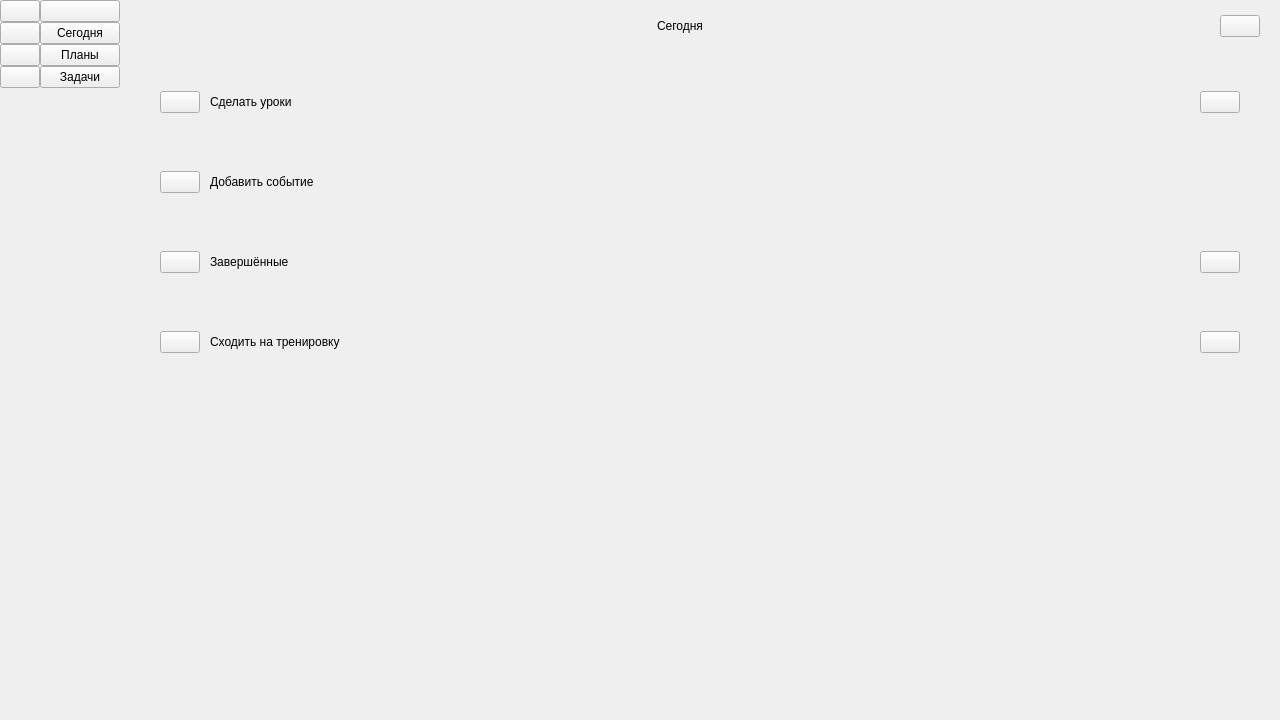
Above: mainwindow.ui from fnDxrk/ToDo_VPHAMI before the change. Below: the same form after it.
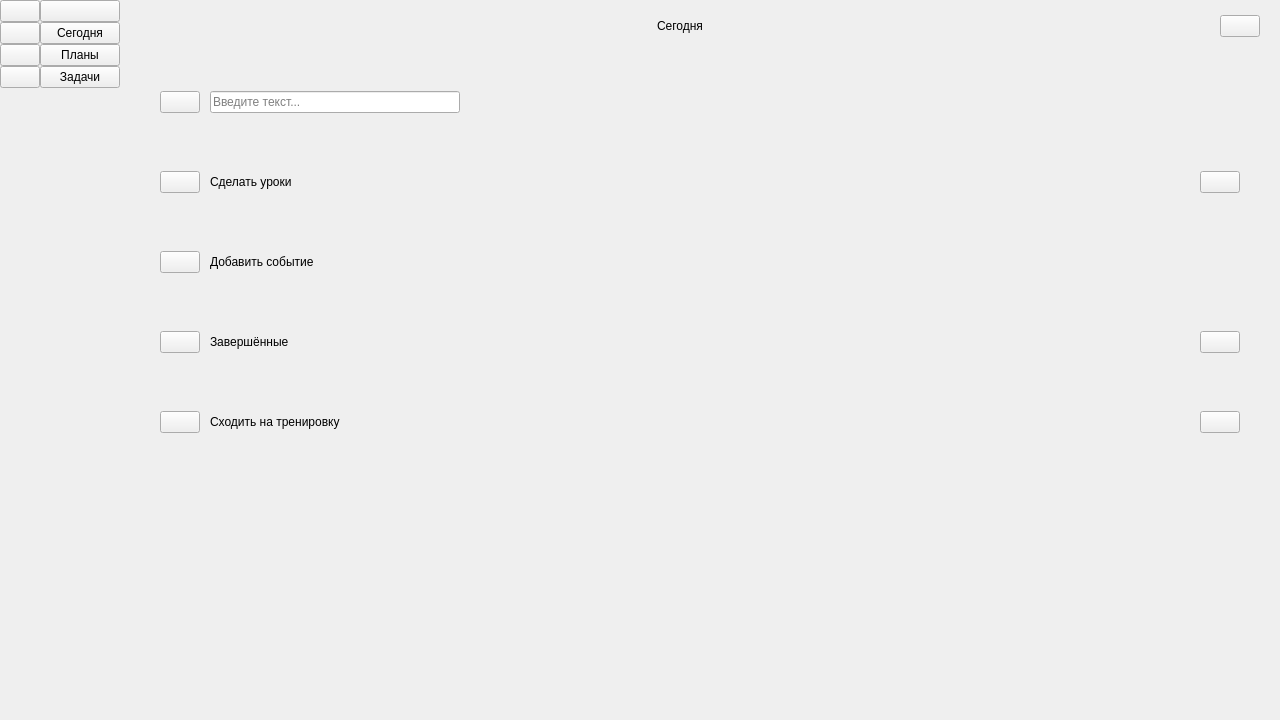
That is the form after the change. The open tabs and pages were chosen to show the change. Icons and pictures are not drawn.

Commit message: Add edit_event_widget

Diff of the .ui file:
```diff
--- a/mainwindow.ui
+++ b/mainwindow.ui
@@ -414,6 +414,108 @@
            <property name="bottomMargin">
             <number>20</number>
            </property>
+           <item>
+            <widget class="QWidget" name="edit_event_widget" native="true">
+             <property name="minimumSize">
+              <size>
+               <width>0</width>
+               <height>60</height>
+              </size>
+             </property>
+             <layout class="QHBoxLayout" name="horizontalLayout_9">
+              <property name="spacing">
+               <number>0</number>
+              </property>
+              <property name="leftMargin">
+               <number>20</number>
+              </property>
+              <property name="topMargin">
+               <number>0</number>
+              </property>
+              <property name="rightMargin">
+               <number>20</number>
+              </property>
+              <property name="bottomMargin">
+               <number>0</number>
+              </property>
+              <item>
+               <widget class="QPushButton" name="circle_button_2">
+                <property name="text">
+                 <string/>
+                </property>
+                <property name="icon">
+                 <iconset resource="resource.qrc">
+                  <normaloff>:/resource/icons/Circle.png</normaloff>:/resource/icons/Circle.png</iconset>
+                </property>
+                <property name="iconSize">
+                 <size>
+                  <width>20</width>
+                  <height>20</height>
+                 </size>
+                </property>
+               </widget>
+              </item>
+              <item>
+               <spacer name="horizontalSpacer_12">
+                <property name="orientation">
+                 <enum>Qt::Horizontal</enum>
+                </property>
+                <property name="sizeType">
+                 <enum>QSizePolicy::Fixed</enum>
+                </property>
+                <property name="sizeHint" stdset="0">
+                 <size>
+                  <width>10</width>
+                  <height>20</height>
+                 </size>
+                </property>
+               </spacer>
+              </item>
+              <item>
+               <widget class="QLineEdit" name="edit_line">
+                <property name="sizePolicy">
+                 <sizepolicy hsizetype="Expanding" vsizetype="Fixed">
+                  <horstretch>0</horstretch>
+                  <verstretch>0</verstretch>
+                 </sizepolicy>
+                </property>
+                <property name="maximumSize">
+                 <size>
+                  <width>250</width>
+                  <height>16777215</height>
+                 </size>
+                </property>
+                <property name="text">
+                 <string/>
+                </property>
+                <property name="placeholderText">
+                 <string>Введите текст...</string>
+                </property>
+               </widget>
+              </item>
+              <item>
+               <widget class="QLabel" name="edit_text">
+                <property name="text">
+                 <string/>
+                </property>
+               </widget>
+              </item>
+              <item>
+               <spacer name="horizontalSpacer_13">
+                <property name="orientation">
+                 <enum>Qt::Horizontal</enum>
+                </property>
+                <property name="sizeHint" stdset="0">
+                 <size>
+                  <width>762</width>
+                  <height>20</height>
+                 </size>
+                </property>
+               </spacer>
+              </item>
+             </layout>
+            </widget>
+           </item>
            <item>
             <widget class="QWidget" name="event_widget" native="true">
              <property name="minimumSize">
```
Left out of the diff: 4 changed lines with no effect on the pictures. The commit also changes 3 other files.
